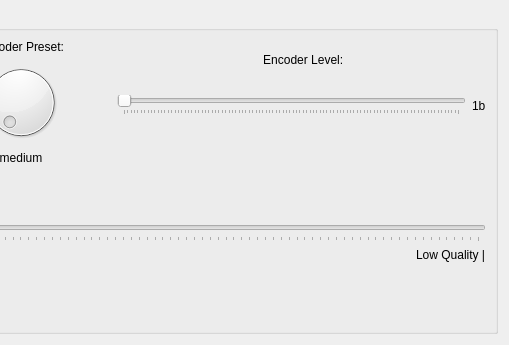
Before: the Qt Designer form src/video_ui.ui in b1aqW0lf/Lithium, drawn with Qt 5; both pictures show x 333 to 842 and y 0 to 345 of the 842 by 345 pixel window.
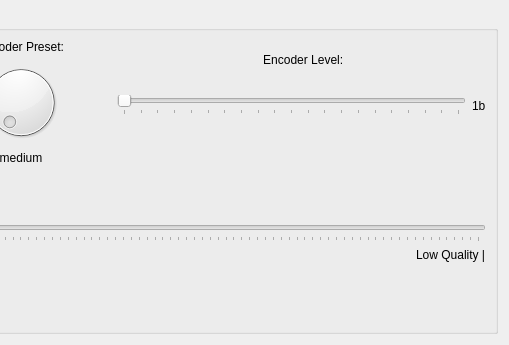
After: the same form once the commit is applied.

Commit message: added borders around encoder preset dial display

Patch:
```diff
--- a/src/video_ui.ui
+++ b/src/video_ui.ui
@@ -218,6 +218,9 @@
                <layout class="QHBoxLayout" name="horizontalLayout">
                 <item>
                  <widget class="QSlider" name="videoEncLevelSlider">
+                  <property name="maximum">
+                   <number>20</number>
+                  </property>
                   <property name="orientation">
                    <enum>Qt::Horizontal</enum>
                   </property>
```
The commit also changes 1 other file.
